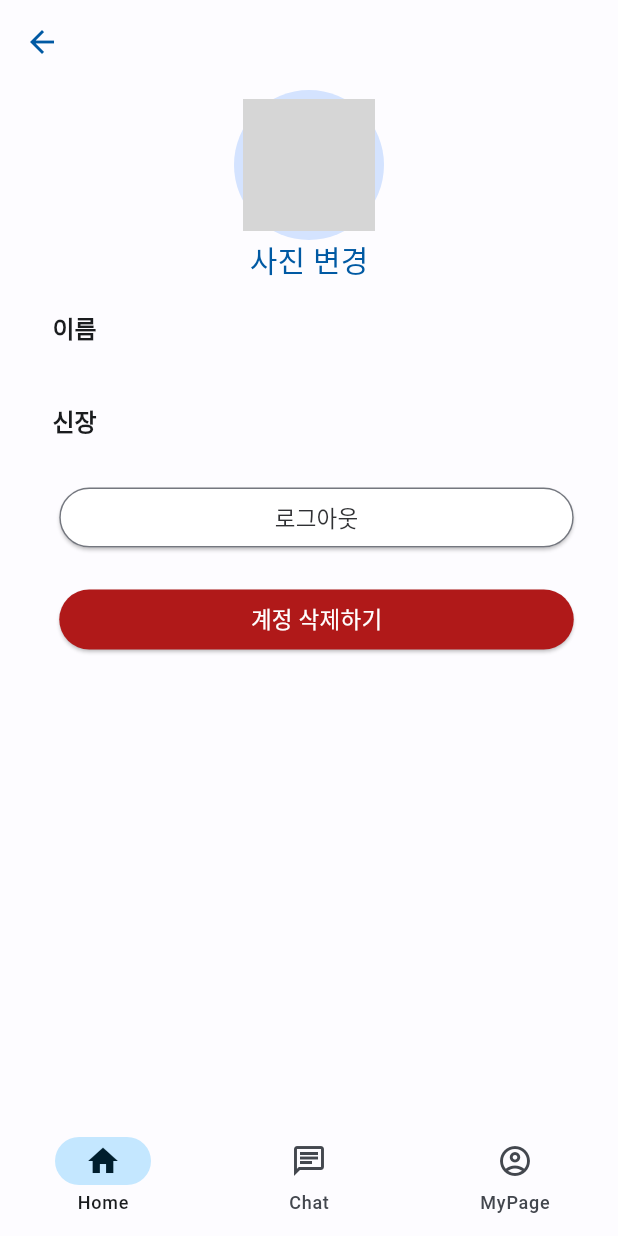
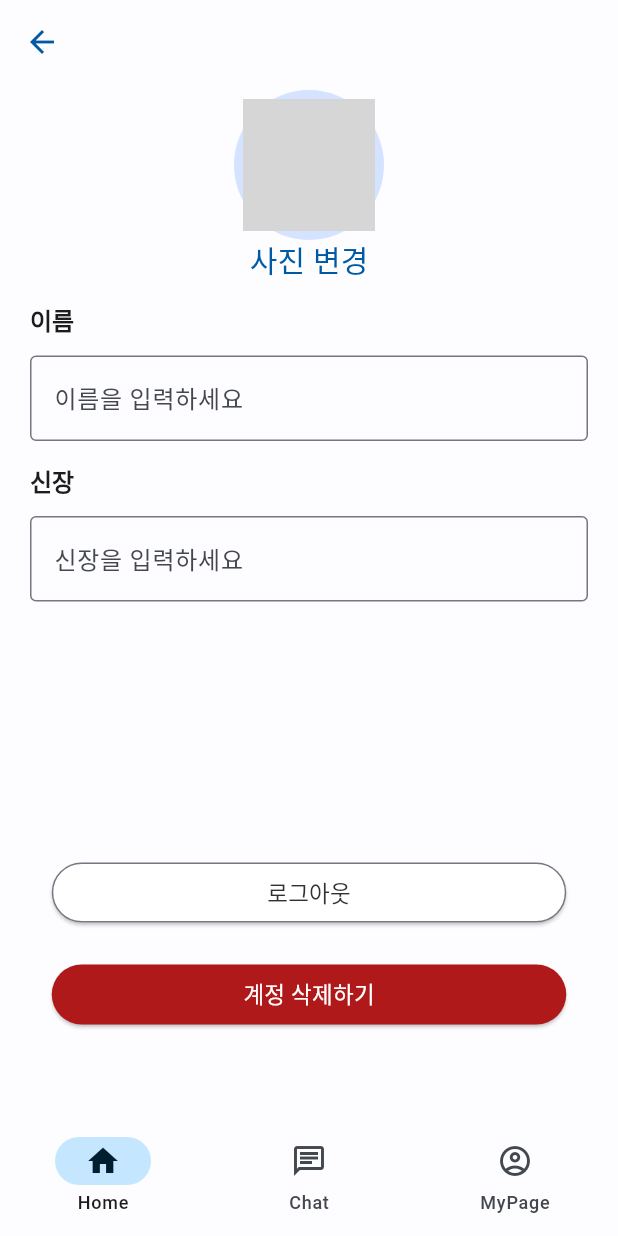
Before and after one commit to sam2244/FitweenV0, a Flutter app: the SettingPage screen opened by its route, on a phone screen of 412 x 824 dp. Run offline on Flutter 3.47's test engine with Material 2 defaults, Android fonts, the phone set to English and light mode, and no system bars; our stand-ins replace carousel_slider, cloud_firestore, dots_indicator, firebase_auth, firebase_core, firebase_storage and 9 more; missing offline and left inert: flutter_shake_animated; accounts and stored records are empty; network calls fail; Roboto replaces fonts that are missing (Noto_Sans_KR); grey boxes are pictures that could not be loaded.

Commit message:
settingpage update

```diff
--- a/lib/view/page/setting/setting.dart
+++ b/lib/view/page/setting/setting.dart
@@ -15,7 +15,8 @@ class SettingPage extends StatelessWidget {
         return Scaffold(
           backgroundColor: Theme.of(context).colorScheme.surface,
           appBar: const SettingAppBar(),
-          body: Column(
+          body: Center(
+            child: Column(
               children: const [
                 MyProfileImageButton(),
                 NameTextField(),
@@ -24,6 +25,7 @@ class SettingPage extends StatelessWidget {
                 DeleteUserButton(),
               ],
             ),
+          ),
           bottomNavigationBar: const FWBottomBar(),
         );
       }
--- a/lib/view/page/setting/widget.dart
+++ b/lib/view/page/setting/widget.dart
@@ -73,17 +73,51 @@ class NameTextField extends StatelessWidget {
           return Column(
             children: [
               Container(
-                padding: const EdgeInsets.fromLTRB(20.0, 0.0, 50.0, 0.0),
+                padding: const EdgeInsets.fromLTRB(20.0, 0.0, 20.0, 0.0),
                 child: Column(
                   children: [
                     Container(
                       alignment: Alignment.centerLeft,
-                      padding: const EdgeInsets.all(15.0),
+                      padding: const EdgeInsets.fromLTRB(0.0, 10.0, 0.0, 8.0),
                       child: FWText(
                         "이름",
                         style: Theme.of(context).textTheme.headlineSmall,
                         color: Theme.of(context).colorScheme.onBackground,
                       ),
+                    ),
+                    /*TextFormField(
+                      controller: _nameController,
+                      decoration: InputDecoration(
+                        labelText: '이름을 입력하세요',
+                        fillColor: Colors.white,
+                        border: OutlineInputBorder(
+                          borderRadius: BorderRadius.circular(4.0),
+                          borderSide: BorderSide(),
+                        ),
+                      ),
+                      validator: (value) {
+                        if (value == null || value.isEmpty) {
+                          return '이름을 입력하세요';
+                        }
+                        return null;
+                      },
+                    ),*/
+                    TextFormField(
+                      controller: _nameController,
+                      decoration: InputDecoration(
+                        fillColor: Colors.white,
+                        hintText: '이름을 입력하세요',
+                        border: OutlineInputBorder(
+                          borderRadius: BorderRadius.circular(4.0),
+                          borderSide: const BorderSide(),
+                        ),
+                      ),
+                      validator: (value) {
+                        if (value == null || value.isEmpty) {
+                          return '이름을 입력하세요';
+                        }
+                        return null;
+                      },
                     ),
                   ],
                 ),
@@ -106,17 +140,34 @@ class HeightTextField extends StatelessWidget {
           return Column(
             children: [
               Container(
-                padding: const EdgeInsets.fromLTRB(20.0, 0.0, 50.0, 0.0),
+                padding: const EdgeInsets.fromLTRB(20.0, 0.0, 20.0, 0.0),
                 child: Column(
                   children: [
                     Container(
                       alignment: Alignment.centerLeft,
-                      padding: const EdgeInsets.all(15.0),
+                      padding: const EdgeInsets.fromLTRB(0.0, 10.0, 0.0, 8.0),
                       child: FWText(
                         "신장",
                         style: Theme.of(context).textTheme.headlineSmall,
                         color: Theme.of(context).colorScheme.onBackground,
                       ),
+                    ),
+                    TextFormField(
+                      controller: _heightController,
+                      decoration: InputDecoration(
+                        fillColor: Colors.white,
+                        hintText: '신장을 입력하세요',
+                        border: OutlineInputBorder(
+                          borderRadius: BorderRadius.circular(4.0),
+                          borderSide: const BorderSide(),
+                        ),
+                      ),
+                      validator: (value) {
+                        if (value == null || value.isEmpty) {
+                          return '신장을 입력하세요';
+                        }
+                        return null;
+                      },
                     ),
                   ],
                 ),
@@ -138,7 +189,7 @@ class LogOutButton extends StatelessWidget {
           return Column(
             children: [
               Container(
-                margin: const EdgeInsets.fromLTRB(10.0, 10.0, 0.0, 10.0),
+                margin: const EdgeInsets.fromLTRB(0.0, 170.0, 0.0, 10.0),
                 width: 343,
                 child: ElevatedButton(
                   style: ElevatedButton.styleFrom(
@@ -172,7 +223,7 @@ class DeleteUserButton extends StatelessWidget {
           return Column(
             children: [
               Container(
-                margin: const EdgeInsets.fromLTRB(10.0, 10.0, 0.0, 10.0),
+                margin: const EdgeInsets.fromLTRB(0.0, 10.0, 0.0, 10.0),
                 width: 343,
                 child: ElevatedButton(
                   style: ElevatedButton.styleFrom(
```
Lines whose indentation alone changed are shown as unchanged.
